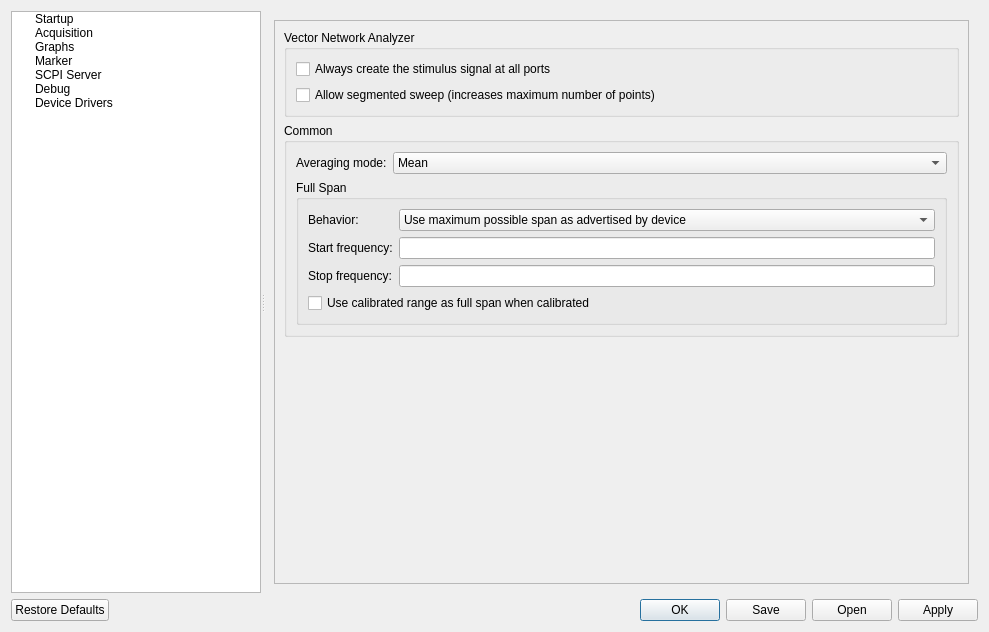
Qt form Software/PC_Application/LibreVNA-GUI/preferencesdialog.ui (jankae/LibreVNA) before a commit.
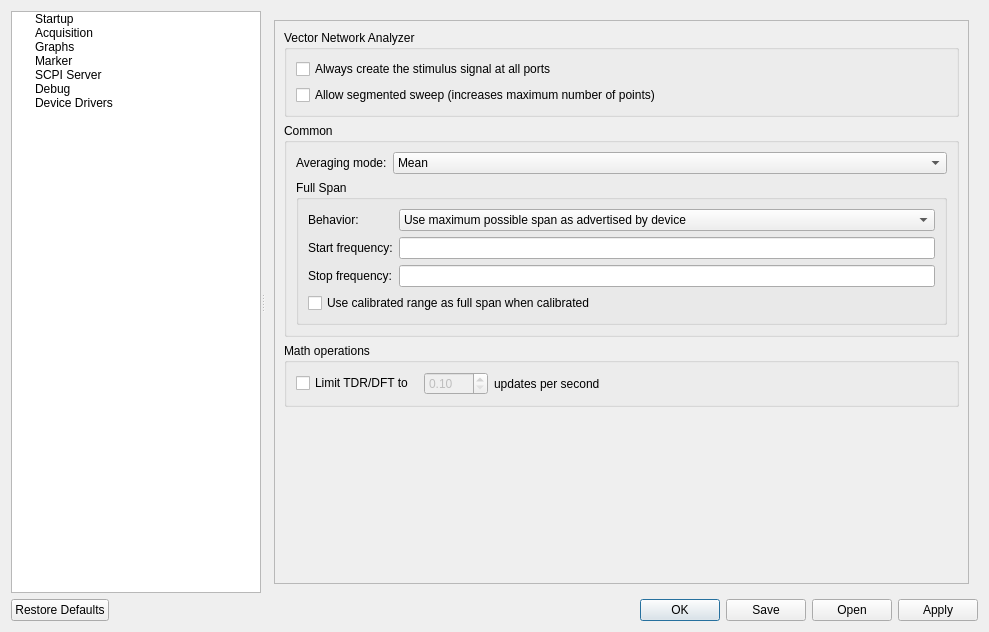
The same form after that commit. The open tabs and pages were chosen to show the change. Custom widgets are drawn as their Qt base class.

Commit message: continuous updates for TDR/DFT with optional rate limit

```diff
--- a/Software/PC_Application/LibreVNA-GUI/preferencesdialog.ui
+++ b/Software/PC_Application/LibreVNA-GUI/preferencesdialog.ui
@@ -824,6 +824,55 @@
               </layout>
              </widget>
             </item>
+            <item>
+             <widget class="QGroupBox" name="groupBox_15">
+              <property name="title">
+               <string>Math operations</string>
+              </property>
+              <layout class="QHBoxLayout" name="horizontalLayout_6">
+               <item>
+                <widget class="QCheckBox" name="AcquisitionLimitTDRCheckbox">
+                 <property name="text">
+                  <string>Limit TDR/DFT to </string>
+                 </property>
+                </widget>
+               </item>
+               <item>
+                <widget class="QDoubleSpinBox" name="AcquisitionDFTLimitValue">
+                 <property name="enabled">
+                  <bool>false</bool>
+                 </property>
+                 <property name="minimum">
+                  <double>0.100000000000000</double>
+                 </property>
+                 <property name="maximum">
+                  <double>100.000000000000000</double>
+                 </property>
+                </widget>
+               </item>
+               <item>
+                <widget class="QLabel" name="label_30">
+                 <property name="text">
+                  <string>updates per second</string>
+                 </property>
+                </widget>
+               </item>
+               <item>
+                <spacer name="horizontalSpacer_8">
+                 <property name="orientation">
+                  <enum>Qt::Horizontal</enum>
+                 </property>
+                 <property name="sizeHint" stdset="0">
+                  <size>
+                   <width>40</width>
+                   <height>20</height>
+                  </size>
+                 </property>
+                </spacer>
+               </item>
+              </layout>
+             </widget>
+            </item>
             <item>
              <spacer name="verticalSpacer_2">
               <property name="orientation">
```
Left out of the diff: 10 changed lines with no effect on the pictures. The commit also changes 4 other files.
